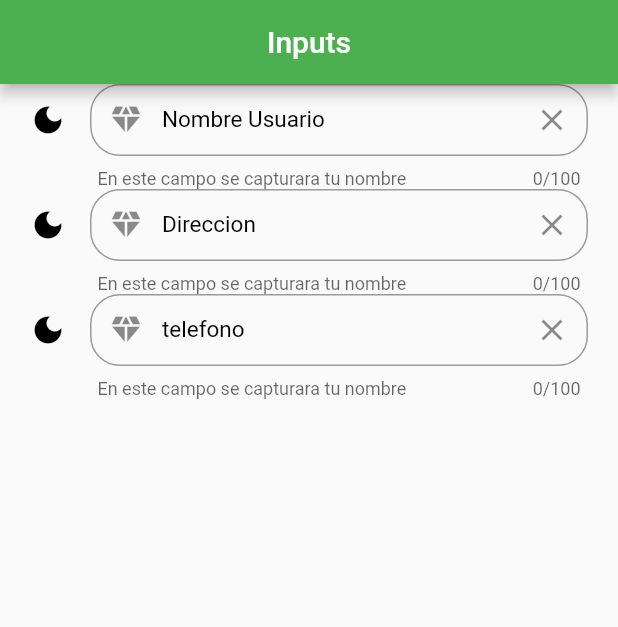
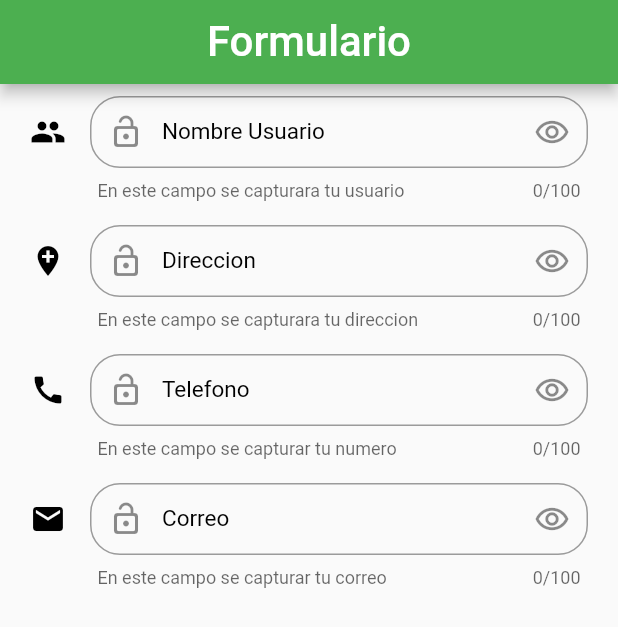
Before and after one commit to TonyVazz/inputs-moviles, a Flutter app: the screen it shows after launch, on a phone screen of 412 x 824 dp. Shown: the top 627 px of the screen. Run offline on Flutter 3.47's test engine with Material 2 defaults, Android fonts, the phone set to English and light mode, and no system bars.

Commit message:
Cambios en diseño y flexibilidad

```diff
--- a/lib/Inputs.dart
+++ b/lib/Inputs.dart
@@ -3,7 +3,9 @@ import 'package:flutter/services.dart';
 
 class Inputs extends StatefulWidget {
   final String labelNombre;
-  const Inputs({required this.labelNombre, super.key});
+  final Icon icono;
+  final String ayuda;
+  const Inputs({required this.labelNombre, required this.icono, required this.ayuda, super.key});
 
   @override
   State<Inputs> createState() => _InputsState();
@@ -14,8 +16,11 @@ class _InputsState extends State<Inputs> {
   Widget build(BuildContext context) {
     print(widget.labelNombre);
     return Center(
+
       child: Padding(
         padding: const EdgeInsets.symmetric(horizontal: 20),
+        child: Padding(
+          padding: const EdgeInsets.symmetric(vertical: 8.0),
           child: TextField(
             keyboardType: TextInputType.multiline,
             //maximo de lineas
@@ -46,13 +51,13 @@ class _InputsState extends State<Inputs> {
               //los 2 siguientes es para poner dentro y arriba pero hay uno mejor que es el label text que hace las 2
               // label: Text("Nombre"),
               // hintText: 'Nombre',
-            icon: Icon(Icons.dark_mode),
+              icon: widget.icono,
               iconColor: Colors.black,
               //basicamente hace lo mismo que label y hintext juntos
               labelText: widget.labelNombre,
               //darle estilo al label
               labelStyle: TextStyle(color: Colors.black),
-            helperText: 'En este campo se capturara tu nombre',
+              helperText: widget.ayuda,
               //para mandar un error basicamente, actualmente no nos sirve de nada
               // errorText: 'No puede ir vacio',
               //se utiliza para animacion de los label
@@ -60,10 +65,11 @@ class _InputsState extends State<Inputs> {
               //es el padding
               contentPadding: EdgeInsets.all(5),
               //ponerle un icon a la izquierda
-            prefixIcon: Icon(Icons.diamond),
-            prefix: Icon(Icons.home),
+              prefixIcon: Icon(Icons.lock_open_rounded),
+              //es para poner un icono al picarle al texto.
+              // prefix: Icon(Icons.home),
               //icono a la derecha
-            suffixIcon: Icon(Icons.close),
+              suffixIcon: Icon(Icons.remove_red_eye_outlined),
               //configuracion del borde como los border radius
               border: OutlineInputBorder(
                 borderRadius: BorderRadius.circular(20),
@@ -80,7 +86,10 @@ class _InputsState extends State<Inputs> {
               //
             ),
           ),
+
+        ),
       ),
     );
+
   }
 }
--- a/lib/home_page.dart
+++ b/lib/home_page.dart
@@ -11,7 +11,7 @@ class HomePage extends StatelessWidget {
       appBar: AppBar(
         title: Center(
           child: Text(
-            'Inputs',
+            'Formulario', style: TextStyle(fontSize: 28) ,
           ),
         ),
       ),
@@ -20,12 +20,23 @@ class HomePage extends StatelessWidget {
         children: [
           Inputs(
             labelNombre: 'Nombre Usuario',
+            icono: Icon(Icons.people),
+            ayuda: 'En este campo se capturara tu usuario',
           ),
           Inputs(
             labelNombre: 'Direccion',
+            icono: Icon(Icons.add_location),
+            ayuda: 'En este campo se capturara tu direccion',
           ),
           Inputs(
-            labelNombre: 'telefono',
+            labelNombre: 'Telefono',
+            icono: Icon(Icons.call),
+            ayuda: 'En este campo se capturar tu numero',
+          ),
+          Inputs(
+            labelNombre: 'Correo',
+            icono: Icon(Icons.mail),
+            ayuda: 'En este campo se capturar tu correo',
           ),
         ],
       )),
```
Lines whose indentation alone changed are shown as unchanged.
